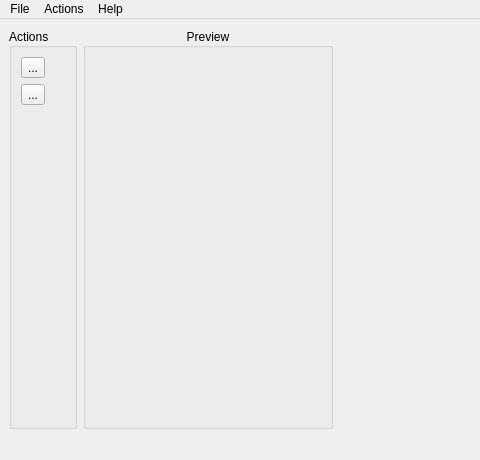
This is src/userform.ui in pmfai25/qsigillum as Qt 5 draws it before an edit; both pictures show x 0 to 480 and y 0 to 460 of the 763 by 460 pixel window. The edited form follows.
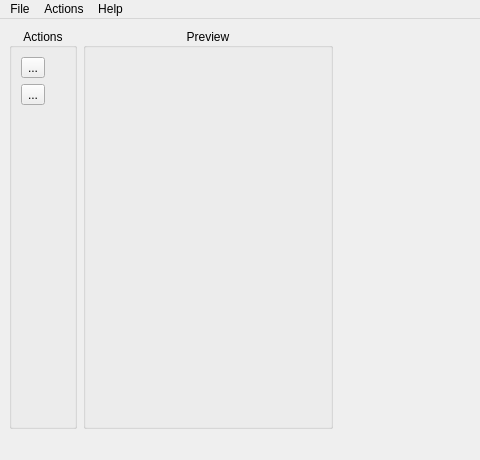
This is the edited form. Icons and pictures are not drawn.

```diff
--- a/src/userform.ui
+++ b/src/userform.ui
@@ -35,7 +35,7 @@
        <string>Actions</string>
       </property>
       <property name="alignment">
-       <set>Qt::AlignJustify|Qt::AlignVCenter</set>
+       <set>Qt::AlignCenter</set>
       </property>
       <layout class="QVBoxLayout" name="verticalLayout">
        <item>
```
Left out of the diff: 3 changed lines with no effect on the pictures.
